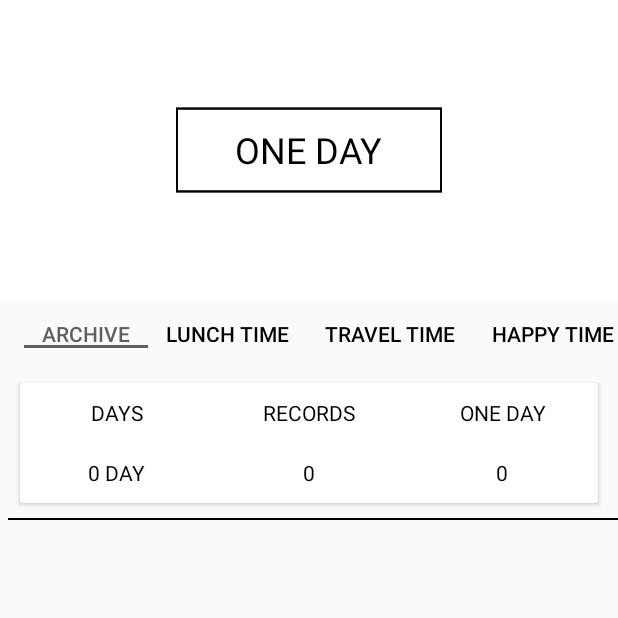
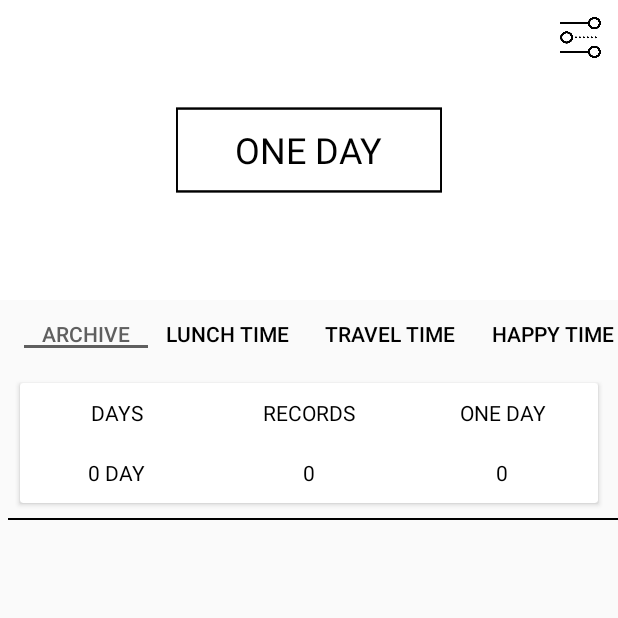
Before and after one commit to Glasser97/oneday, an Android app: the screen it shows after launch (MainActivity), on a phone screen of 412 x 824 dp, the top half of it. Run offline under Robolectric (Android 15) with nearby library versions, the phone set to English and light mode, and no system bars; libraries missing offline, so code that uses them is left out: org.greenrobot.greendao; 11 statements that could not run were skipped.

Commit message:
TOOLBAR Button

```diff
--- a/app/src/main/res/layout/app_bar_main.xml
+++ b/app/src/main/res/layout/app_bar_main.xml
@@ -14,12 +14,6 @@
         android:layout_height="wrap_content"
         android:background="#00000000"
         android:theme="@style/AppTheme.AppBarOverlay">
-
-        <android.support.v7.widget.ActionMenuView
-            android:id="@+id/amv_search"
-            android:layout_gravity="right"
-            android:layout_width="wrap_content"
-            android:layout_height="wrap_content"/>
 
         <android.support.design.widget.CollapsingToolbarLayout
         android:layout_width="match_parent"
@@ -48,6 +42,19 @@
                     android:text="ONE DAY"
                     android:textColor="@color/colorPrimaryDark"
                     android:textSize="24sp" />
+
+                <ImageButton
+                    android:id="@+id/image_button"
+                    android:layout_width="30dp"
+                    android:layout_height="30dp"
+                    android:padding="0dp"
+                    android:background="#00000000"
+                    android:layout_gravity="end"
+                    android:layout_marginTop="10dp"
+                    android:layout_marginEnd="10dp"
+                    android:scaleType="fitXY"
+                    android:contentDescription="@string/app_name"
+                    android:src="@drawable/icon001" />
 
             </FrameLayout>
 
```
Also changed, not shown: app/src/main/res/drawable/icon001.png (added).
